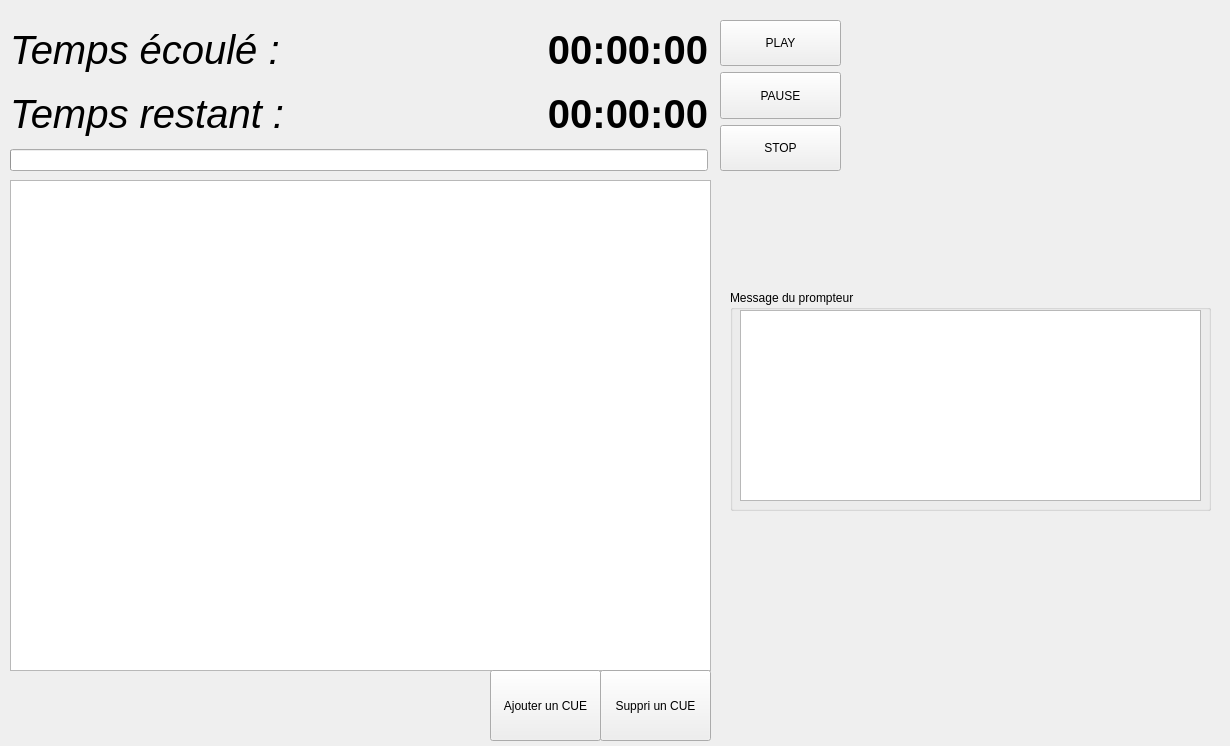
First picture: the form in ui/operator.ui, repository Foxxprod/ShowTimer, before the edit.
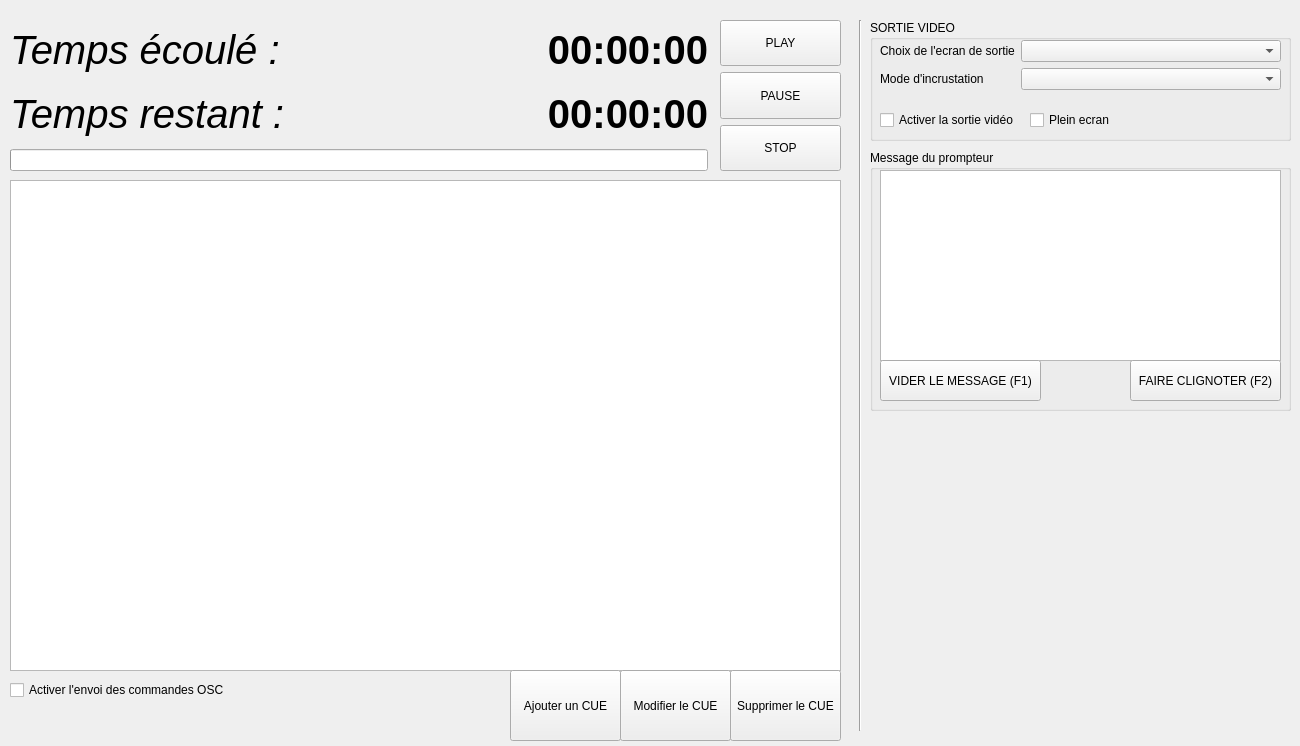
Second picture: the form after the edit. Icons and pictures are not drawn.

Diff of the .ui file:
```diff
--- a/ui/operator.ui
+++ b/ui/operator.ui
@@ -6,7 +6,7 @@
    <rect>
     <x>0</x>
     <y>0</y>
-    <width>1230</width>
+    <width>1300</width>
     <height>746</height>
    </rect>
   </property>
@@ -120,7 +120,7 @@
     <rect>
      <x>10</x>
      <y>180</y>
-     <width>701</width>
+     <width>831</width>
      <height>491</height>
     </rect>
    </property>
@@ -128,10 +128,10 @@
   <widget class="QGroupBox" name="groupBox">
    <property name="geometry">
     <rect>
-     <x>730</x>
-     <y>290</y>
-     <width>481</width>
-     <height>221</height>
+     <x>870</x>
+     <y>150</y>
+     <width>421</width>
+     <height>261</height>
     </rect>
    </property>
    <property name="title">
@@ -142,10 +142,55 @@
      <rect>
       <x>10</x>
       <y>20</y>
-      <width>461</width>
+      <width>401</width>
       <height>191</height>
      </rect>
     </property>
+    <property name="font">
+     <font>
+      <pointsize>20</pointsize>
+     </font>
+    </property>
+   </widget>
+   <widget class="QToolButton" name="prompt_clear">
+    <property name="geometry">
+     <rect>
+      <x>10</x>
+      <y>210</y>
+      <width>161</width>
+      <height>41</height>
+     </rect>
+    </property>
+    <property name="text">
+     <string>VIDER LE MESSAGE (F1)</string>
+    </property>
+    <property name="icon">
+     <iconset>
+      <normaloff>icon/32x32_trash.png</normaloff>icon/32x32_trash.png</iconset>
+    </property>
+    <property name="toolButtonStyle">
+     <enum>Qt::ToolButtonStyle::ToolButtonTextBesideIcon</enum>
+    </property>
+   </widget>
+   <widget class="QToolButton" name="prompt_highlight">
+    <property name="geometry">
+     <rect>
+      <x>260</x>
+      <y>210</y>
+      <width>151</width>
+      <height>41</height>
+     </rect>
+    </property>
+    <property name="text">
+     <string>FAIRE CLIGNOTER (F2)</string>
+    </property>
+    <property name="icon">
+     <iconset>
+      <normaloff>icon/32x32_alert.png</normaloff>icon/32x32_alert.png</iconset>
+    </property>
+    <property name="toolButtonStyle">
+     <enum>Qt::ToolButtonStyle::ToolButtonTextBesideIcon</enum>
+    </property>
    </widget>
   </widget>
   <widget class="QWidget" name="verticalLayoutWidget_2">
@@ -211,7 +256,7 @@
   <widget class="QToolButton" name="add_cue">
    <property name="geometry">
     <rect>
-     <x>490</x>
+     <x>510</x>
      <y>670</y>
      <width>111</width>
      <height>71</height>
@@ -220,19 +265,168 @@
    <property name="text">
     <string>Ajouter un CUE</string>
    </property>
+   <property name="icon">
+    <iconset>
+     <normaloff>icon/32x32_plus.png</normaloff>icon/32x32_plus.png</iconset>
+   </property>
+   <property name="iconSize">
+    <size>
+     <width>32</width>
+     <height>32</height>
+    </size>
+   </property>
+   <property name="toolButtonStyle">
+    <enum>Qt::ToolButtonStyle::ToolButtonTextUnderIcon</enum>
+   </property>
   </widget>
   <widget class="QToolButton" name="delete_cue">
    <property name="geometry">
     <rect>
-     <x>600</x>
+     <x>730</x>
      <y>670</y>
      <width>111</width>
      <height>71</height>
     </rect>
    </property>
    <property name="text">
-    <string>Suppri un CUE</string>
+    <string>Supprimer le CUE</string>
    </property>
+   <property name="icon">
+    <iconset>
+     <normaloff>icon/32x32_close.png</normaloff>icon/32x32_close.png</iconset>
+   </property>
+   <property name="iconSize">
+    <size>
+     <width>32</width>
+     <height>32</height>
+    </size>
+   </property>
+   <property name="toolButtonStyle">
+    <enum>Qt::ToolButtonStyle::ToolButtonTextUnderIcon</enum>
+   </property>
+  </widget>
+  <widget class="QToolButton" name="modify_cue">
+   <property name="geometry">
+    <rect>
+     <x>620</x>
+     <y>670</y>
+     <width>111</width>
+     <height>71</height>
+    </rect>
+   </property>
+   <property name="text">
+    <string>Modifier le CUE</string>
+   </property>
+   <property name="icon">
+    <iconset>
+     <normaloff>icon/32x32_configuration.png</normaloff>icon/32x32_configuration.png</iconset>
+   </property>
+   <property name="iconSize">
+    <size>
+     <width>32</width>
+     <height>32</height>
+    </size>
+   </property>
+   <property name="toolButtonStyle">
+    <enum>Qt::ToolButtonStyle::ToolButtonTextUnderIcon</enum>
+   </property>
+  </widget>
+  <widget class="QCheckBox" name="checkBox">
+   <property name="geometry">
+    <rect>
+     <x>10</x>
+     <y>680</y>
+     <width>221</width>
+     <height>20</height>
+    </rect>
+   </property>
+   <property name="text">
+    <string>Activer l'envoi des commandes OSC</string>
+   </property>
+  </widget>
+  <widget class="Line" name="line">
+   <property name="geometry">
+    <rect>
+     <x>850</x>
+     <y>20</y>
+     <width>20</width>
+     <height>711</height>
+    </rect>
+   </property>
+   <property name="orientation">
+    <enum>Qt::Orientation::Vertical</enum>
+   </property>
+  </widget>
+  <widget class="QGroupBox" name="groupBox_2">
+   <property name="geometry">
+    <rect>
+     <x>870</x>
+     <y>20</y>
+     <width>421</width>
+     <height>121</height>
+    </rect>
+   </property>
+   <property name="title">
+    <string>SORTIE VIDEO</string>
+   </property>
+   <widget class="QWidget" name="formLayoutWidget">
+    <property name="geometry">
+     <rect>
+      <x>10</x>
+      <y>20</y>
+      <width>401</width>
+      <height>61</height>
+     </rect>
+    </property>
+    <layout class="QFormLayout" name="formLayout">
+     <item row="0" column="0">
+      <widget class="QLabel" name="choixDeLEcranDeSortieLabel">
+       <property name="text">
+        <string>Choix de l'ecran de sortie</string>
+       </property>
+      </widget>
+     </item>
+     <item row="0" column="1">
+      <widget class="QComboBox" name="screen_selection"/>
+     </item>
+     <item row="1" column="0">
+      <widget class="QLabel" name="modeDIncrustationLabel">
+       <property name="text">
+        <string>Mode d'incrustation </string>
+       </property>
+      </widget>
+     </item>
+     <item row="1" column="1">
+      <widget class="QComboBox" name="key_mode"/>
+     </item>
+    </layout>
+   </widget>
+   <widget class="QCheckBox" name="screen_active">
+    <property name="geometry">
+     <rect>
+      <x>10</x>
+      <y>90</y>
+      <width>141</width>
+      <height>20</height>
+     </rect>
+    </property>
+    <property name="text">
+     <string>Activer la sortie vidéo</string>
+    </property>
+   </widget>
+   <widget class="QCheckBox" name="fullscreen">
+    <property name="geometry">
+     <rect>
+      <x>160</x>
+      <y>90</y>
+      <width>141</width>
+      <height>20</height>
+     </rect>
+    </property>
+    <property name="text">
+     <string>Plein ecran</string>
+    </property>
+   </widget>
   </widget>
  </widget>
  <resources/>
```
Left out of the diff: 2 changed lines with no effect on the pictures.
